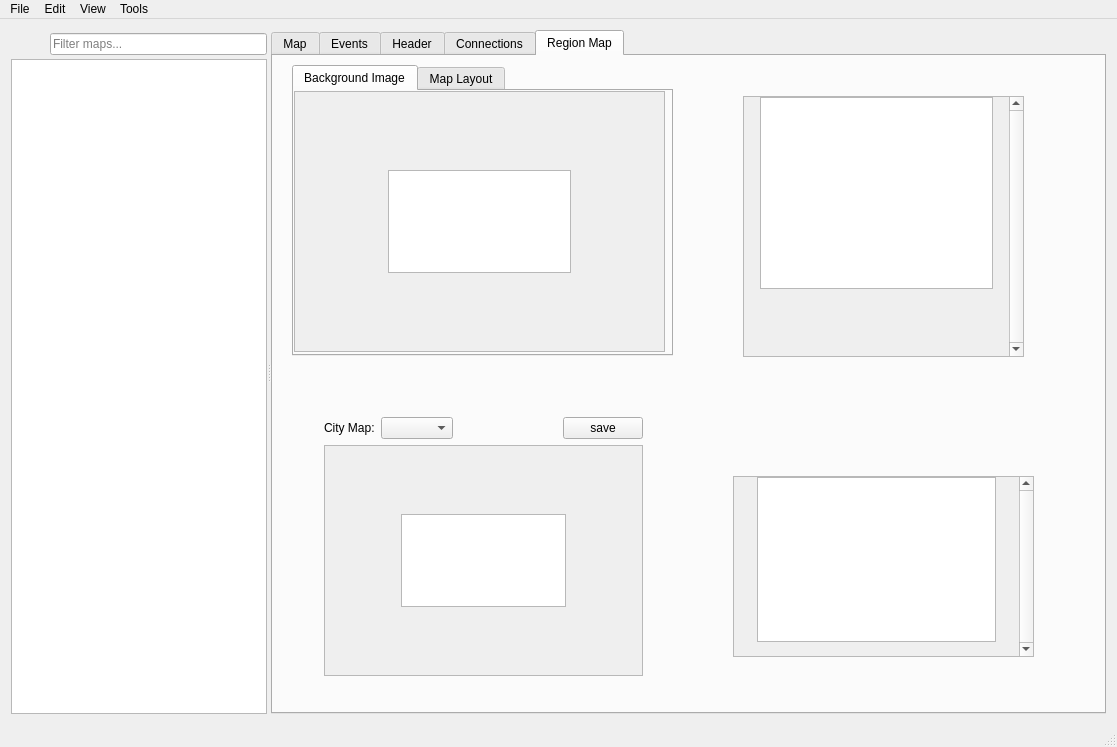
Qt form forms/mainwindow.ui (garakmon/porymap) before a commit.
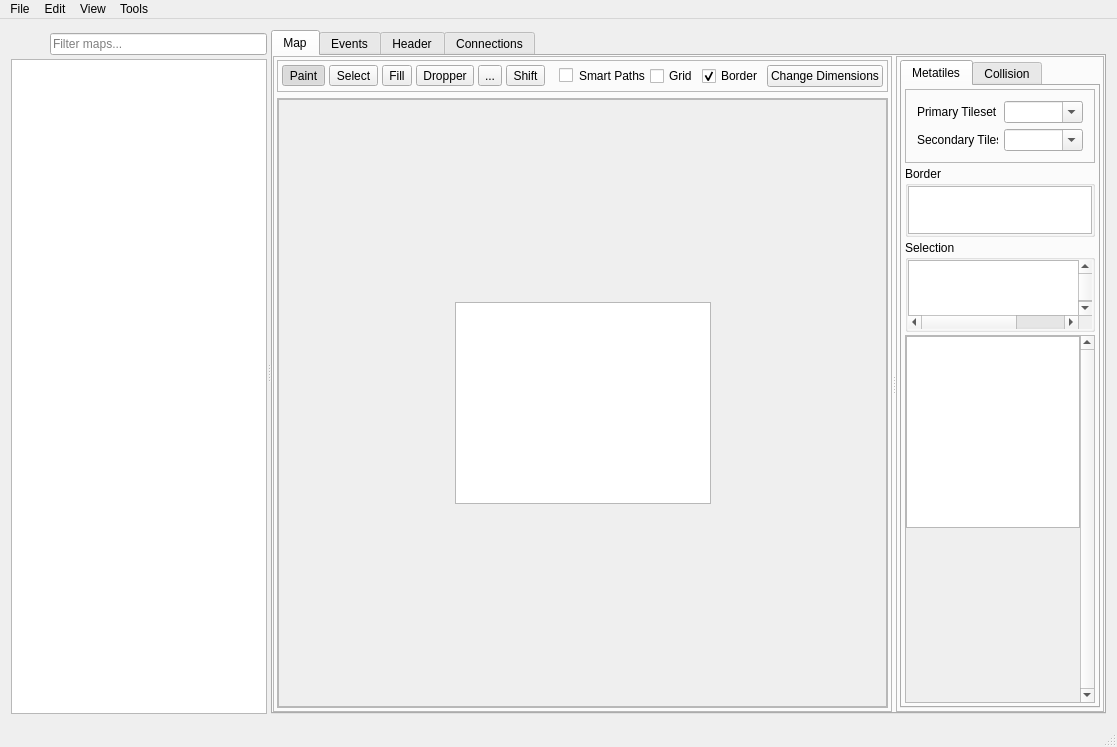
The same form after that commit. The open tabs and pages were chosen to show the change. Icons and pictures are not drawn. Custom widgets are drawn as their Qt base class.

Commit message: move region map editor to its own window

```diff
--- a/forms/mainwindow.ui
+++ b/forms/mainwindow.ui
@@ -2470,839 +2470,6 @@
          </item>
         </layout>
        </widget>
-       <widget class="QWidget" name="tab">
-        <attribute name="title">
-         <string>Region Map</string>
-        </attribute>
-        <widget class="QScrollArea" name="scrollArea_CM_Metatiles">
-         <property name="geometry">
-          <rect>
-           <x>460</x>
-           <y>420</y>
-           <width>301</width>
-           <height>181</height>
-          </rect>
-         </property>
-         <property name="sizePolicy">
-          <sizepolicy hsizetype="Preferred" vsizetype="Expanding">
-           <horstretch>0</horstretch>
-           <verstretch>0</verstretch>
-          </sizepolicy>
-         </property>
-         <property name="verticalScrollBarPolicy">
-          <enum>Qt::ScrollBarAlwaysOn</enum>
-         </property>
-         <property name="horizontalScrollBarPolicy">
-          <enum>Qt::ScrollBarAsNeeded</enum>
-         </property>
-         <property name="sizeAdjustPolicy">
-          <enum>QAbstractScrollArea::AdjustIgnored</enum>
-         </property>
-         <property name="widgetResizable">
-          <bool>true</bool>
-         </property>
-         <property name="alignment">
-          <set>Qt::AlignHCenter|Qt::AlignTop</set>
-         </property>
-         <widget class="QWidget" name="scrollAreaWidgetContents_CM_Metatiles">
-          <property name="enabled">
-           <bool>true</bool>
-          </property>
-          <property name="geometry">
-           <rect>
-            <x>8</x>
-            <y>0</y>
-            <width>283</width>
-            <height>179</height>
-           </rect>
-          </property>
-          <property name="sizePolicy">
-           <sizepolicy hsizetype="Preferred" vsizetype="Preferred">
-            <horstretch>0</horstretch>
-            <verstretch>0</verstretch>
-           </sizepolicy>
-          </property>
-          <layout class="QGridLayout" name="gridLayout_15">
-           <property name="sizeConstraint">
-            <enum>QLayout::SetDefaultConstraint</enum>
-           </property>
-           <property name="leftMargin">
-            <number>0</number>
-           </property>
-           <property name="topMargin">
-            <number>0</number>
-           </property>
-           <property name="rightMargin">
-            <number>0</number>
-           </property>
-           <property name="bottomMargin">
-            <number>0</number>
-           </property>
-           <property name="spacing">
-            <number>0</number>
-           </property>
-           <item row="1" column="1">
-            <spacer name="verticalSpacer_CMM_South">
-             <property name="orientation">
-              <enum>Qt::Vertical</enum>
-             </property>
-             <property name="sizeHint" stdset="0">
-              <size>
-               <width>20</width>
-               <height>40</height>
-              </size>
-             </property>
-            </spacer>
-           </item>
-           <item row="0" column="1">
-            <widget class="QGraphicsView" name="graphicsView_City_Map_Tiles">
-             <property name="enabled">
-              <bool>true</bool>
-             </property>
-             <property name="sizePolicy">
-              <sizepolicy hsizetype="Preferred" vsizetype="Preferred">
-               <horstretch>0</horstretch>
-               <verstretch>0</verstretch>
-              </sizepolicy>
-             </property>
-             <property name="verticalScrollBarPolicy">
-              <enum>Qt::ScrollBarAlwaysOff</enum>
-             </property>
-             <property name="horizontalScrollBarPolicy">
-              <enum>Qt::ScrollBarAlwaysOff</enum>
-             </property>
-             <property name="sizeAdjustPolicy">
-              <enum>QAbstractScrollArea::AdjustIgnored</enum>
-             </property>
-            </widget>
-           </item>
-           <item row="0" column="0">
-            <spacer name="horizontalSpacer_CMM_West">
-             <property name="orientation">
-              <enum>Qt::Horizontal</enum>
-             </property>
-             <property name="sizeHint" stdset="0">
-              <size>
-               <width>40</width>
-               <height>20</height>
-              </size>
-             </property>
-            </spacer>
-           </item>
-           <item row="0" column="2">
-            <spacer name="horizontalSpacer_CMM_East">
-             <property name="orientation">
-              <enum>Qt::Horizontal</enum>
-             </property>
-             <property name="sizeHint" stdset="0">
-              <size>
-               <width>40</width>
-               <height>20</height>
-              </size>
-             </property>
-            </spacer>
-           </item>
-          </layout>
-         </widget>
-        </widget>
-        <widget class="QTabWidget" name="tabWidget_Region_Map">
-         <property name="geometry">
-          <rect>
-           <x>19</x>
-           <y>9</y>
-           <width>381</width>
-           <height>291</height>
-          </rect>
-         </property>
-         <property name="currentIndex">
-          <number>0</number>
-         </property>
-         <widget class="QWidget" name="tab_RM_BkgImg">
-          <attribute name="title">
-           <string>Background Image</string>
-          </attribute>
-          <widget class="QScrollArea" name="scrollArea_RM_BkgImg">
-           <property name="geometry">
-            <rect>
-             <x>0</x>
-             <y>0</y>
-             <width>371</width>
-             <height>261</height>
-            </rect>
-           </property>
-           <property name="sizePolicy">
-            <sizepolicy hsizetype="Expanding" vsizetype="Expanding">
-             <horstretch>1</horstretch>
-             <verstretch>0</verstretch>
-            </sizepolicy>
-           </property>
-           <property name="widgetResizable">
-            <bool>true</bool>
-           </property>
-           <widget class="QWidget" name="scrollAreaWidgetContents_8">
-            <property name="geometry">
-             <rect>
-              <x>0</x>
-              <y>0</y>
-              <width>369</width>
-              <height>259</height>
-             </rect>
-            </property>
-            <layout class="QGridLayout" name="gridLayout_18">
-             <property name="leftMargin">
-              <number>0</number>
-             </property>
-             <property name="topMargin">
-              <number>0</number>
-             </property>
-             <property name="rightMargin">
-              <number>0</number>
-             </property>
-             <property name="bottomMargin">
-              <number>0</number>
-             </property>
-             <property name="spacing">
-              <number>0</number>
-             </property>
-             <item row="1" column="1">
-              <widget class="QGraphicsView" name="graphicsView_Region_Map_BkgImg">
-               <property name="sizePolicy">
-                <sizepolicy hsizetype="Expanding" vsizetype="Expanding">
-                 <horstretch>0</horstretch>
-                 <verstretch>0</verstretch>
-                </sizepolicy>
-               </property>
-               <property name="mouseTracking">
-                <bool>false</bool>
-               </property>
-               <property name="autoFillBackground">
-                <bool>false</bool>
-               </property>
-               <property name="sizeAdjustPolicy">
-                <enum>QAbstractScrollArea::AdjustIgnored</enum>
-               </property>
-               <property name="dragMode">
-                <enum>QGraphicsView::NoDrag</enum>
-               </property>
-              </widget>
-             </item>
-             <item row="1" column="0">
-              <spacer name="horizontalSpacer_RMBI_West">
-               <property name="orientation">
-                <enum>Qt::Horizontal</enum>
-               </property>
-               <property name="sizeHint" stdset="0">
-                <size>
-                 <width>166</width>
-                 <height>16</height>
-                </size>
-               </property>
-              </spacer>
-             </item>
-             <item row="2" column="1">
-              <spacer name="verticalSpacer_RMBI_South">
-               <property name="orientation">
-                <enum>Qt::Vertical</enum>
-               </property>
-               <property name="sizeHint" stdset="0">
-                <size>
-                 <width>16</width>
-                 <height>166</height>
-                </size>
-               </property>
-              </spacer>
-             </item>
-             <item row="1" column="2">
-              <spacer name="horizontalSpacer_RMBI_East">
-               <property name="orientation">
-                <enum>Qt::Horizontal</enum>
-               </property>
-               <property name="sizeHint" stdset="0">
-                <size>
-                 <width>166</width>
-                 <height>16</height>
-                </size>
-               </property>
-              </spacer>
-             </item>
-             <item row="0" column="1">
-              <spacer name="verticalSpacer_RMBI_North">
-               <property name="orientation">
-                <enum>Qt::Vertical</enum>
-               </property>
-               <property name="sizeHint" stdset="0">
-                <size>
-                 <width>16</width>
-                 <height>166</height>
-                </size>
-               </property>
-              </spacer>
-             </item>
-            </layout>
-           </widget>
-          </widget>
-         </widget>
-         <widget class="QWidget" name="tab_RM_Layout">
-          <attribute name="title">
-           <string>Map Layout</string>
-          </attribute>
-          <widget class="QScrollArea" name="scrollArea_RM_Layout">
-           <property name="geometry">
-            <rect>
-             <x>0</x>
-             <y>0</y>
-             <width>371</width>
-             <height>261</height>
-            </rect>
-           </property>
-           <property name="sizePolicy">
-            <sizepolicy hsizetype="Expanding" vsizetype="Expanding">
-             <horstretch>1</horstretch>
-             <verstretch>0</verstretch>
-            </sizepolicy>
-           </property>
-           <property name="widgetResizable">
-            <bool>true</bool>
-           </property>
-           <widget class="QWidget" name="scrollAreaWidgetContents_9">
-            <property name="geometry">
-             <rect>
-              <x>0</x>
-              <y>0</y>
-              <width>369</width>
-              <height>259</height>
-             </rect>
-            </property>
-            <layout class="QGridLayout" name="gridLayout_19">
-             <property name="leftMargin">
-              <number>0</number>
-             </property>
-             <property name="topMargin">
-              <number>0</number>
-             </property>
-             <property name="rightMargin">
-              <number>0</number>
-             </property>
-             <property name="bottomMargin">
-              <number>0</number>
-             </property>
-             <property name="spacing">
-              <number>0</number>
-             </property>
-             <item row="1" column="1">
-              <widget class="QGraphicsView" name="graphicsView_Region_Map_Layout">
-               <property name="sizePolicy">
-                <sizepolicy hsizetype="Expanding" vsizetype="Expanding">
-                 <horstretch>0</horstretch>
-                 <verstretch>0</verstretch>
-                </sizepolicy>
-               </property>
-               <property name="mouseTracking">
-                <bool>false</bool>
-               </property>
-               <property name="autoFillBackground">
-                <bool>false</bool>
-               </property>
-               <property name="sizeAdjustPolicy">
-                <enum>QAbstractScrollArea::AdjustIgnored</enum>
-               </property>
-               <property name="dragMode">
-                <enum>QGraphicsView::NoDrag</enum>
-               </property>
-              </widget>
-             </item>
-             <item row="1" column="0">
-              <spacer name="horizontalSpacer_RML_West">
-               <property name="orientation">
-                <enum>Qt::Horizontal</enum>
-               </property>
-               <property name="sizeHint" stdset="0">
-                <size>
-                 <width>166</width>
-                 <height>16</height>
-                </size>
-               </property>
-              </spacer>
-             </item>
-             <item row="2" column="1">
-              <spacer name="verticalSpacer_RML_South">
-               <property name="orientation">
-                <enum>Qt::Vertical</enum>
-               </property>
-               <property name="sizeHint" stdset="0">
-                <size>
-                 <width>16</width>
-                 <height>166</height>
-                </size>
-               </property>
-              </spacer>
-             </item>
-             <item row="1" column="2">
-              <spacer name="horizontalSpacer_RML_East">
-               <property name="orientation">
-                <enum>Qt::Horizontal</enum>
-               </property>
-               <property name="sizeHint" stdset="0">
-                <size>
-                 <width>166</width>
-                 <height>16</height>
-                </size>
-               </property>
-              </spacer>
-             </item>
-             <item row="0" column="1">
-              <spacer name="verticalSpacer_RML_North">
-               <property name="orientation">
-                <enum>Qt::Vertical</enum>
-               </property>
-               <property name="sizeHint" stdset="0">
-                <size>
-                 <width>16</width>
-                 <height>166</height>
-                </size>
-               </property>
-              </spacer>
-             </item>
-            </layout>
-           </widget>
-          </widget>
-         </widget>
-        </widget>
-        <widget class="QStackedWidget" name="stackedWidget_RM_Options">
-         <property name="geometry">
-          <rect>
-           <x>440</x>
-           <y>20</y>
-           <width>351</width>
-           <height>291</height>
-          </rect>
-         </property>
-         <property name="currentIndex">
-          <number>0</number>
-         </property>
-         <widget class="QWidget" name="page_RM_BkgImg_Options">
-          <widget class="QScrollArea" name="scrollArea_RM_Metatiles">
-           <property name="geometry">
-            <rect>
-             <x>30</x>
-             <y>20</y>
-             <width>281</width>
-             <height>261</height>
-            </rect>
-           </property>
-           <property name="sizePolicy">
-            <sizepolicy hsizetype="Preferred" vsizetype="Expanding">
-             <horstretch>0</horstretch>
-             <verstretch>0</verstretch>
-            </sizepolicy>
-           </property>
-           <property name="verticalScrollBarPolicy">
-            <enum>Qt::ScrollBarAlwaysOn</enum>
-           </property>
-           <property name="horizontalScrollBarPolicy">
-            <enum>Qt::ScrollBarAsNeeded</enum>
-           </property>
-           <property name="sizeAdjustPolicy">
-            <enum>QAbstractScrollArea::AdjustIgnored</enum>
-           </property>
-           <property name="widgetResizable">
-            <bool>true</bool>
-           </property>
-           <property name="alignment">
-            <set>Qt::AlignHCenter|Qt::AlignTop</set>
-           </property>
-           <widget class="QWidget" name="scrollAreaWidgetContents_RM_Metatiles">
-            <property name="enabled">
-             <bool>true</bool>
-            </property>
-            <property name="geometry">
-             <rect>
-              <x>8</x>
-              <y>0</y>
-              <width>263</width>
-              <height>259</height>
-             </rect>
-            </property>
-            <property name="sizePolicy">
-             <sizepolicy hsizetype="Preferred" vsizetype="Preferred">
-              <horstretch>0</horstretch>
-              <verstretch>0</verstretch>
-             </sizepolicy>
-            </property>
-            <layout class="QGridLayout" name="gridLayout_21">
-             <property name="sizeConstraint">
-              <enum>QLayout::SetDefaultConstraint</enum>
-             </property>
-             <property name="leftMargin">
-              <number>0</number>
-             </property>
-             <property name="topMargin">
-              <number>0</number>
-             </property>
-             <property name="rightMargin">
-              <number>0</number>
-             </property>
-             <property name="bottomMargin">
-              <number>0</number>
-             </property>
-             <property name="spacing">
-              <number>0</number>
-             </property>
-             <item row="1" column="1">
-              <spacer name="verticalSpacer_RMM_South">
-               <property name="orientation">
-                <enum>Qt::Vertical</enum>
-               </property>
-               <property name="sizeHint" stdset="0">
-                <size>
-                 <width>20</width>
-                 <height>40</height>
-                </size>
-               </property>
-              </spacer>
-             </item>
-             <item row="0" column="1">
-              <widget class="QGraphicsView" name="graphicsView_RegionMap_Tiles">
-               <property name="enabled">
-                <bool>true</bool>
-               </property>
-               <property name="sizePolicy">
-                <sizepolicy hsizetype="Preferred" vsizetype="Preferred">
-                 <horstretch>0</horstretch>
-                 <verstretch>0</verstretch>
-                </sizepolicy>
-               </property>
-               <property name="verticalScrollBarPolicy">
-                <enum>Qt::ScrollBarAlwaysOff</enum>
-               </property>
-               <property name="horizontalScrollBarPolicy">
-                <enum>Qt::ScrollBarAlwaysOff</enum>
-               </property>
-               <property name="sizeAdjustPolicy">
-                <enum>QAbstractScrollArea::AdjustIgnored</enum>
-               </property>
-              </widget>
-             </item>
-             <item row="0" column="0">
-              <spacer name="horizontalSpacer_RMM_West">
-               <property name="orientation">
-                <enum>Qt::Horizontal</enum>
-               </property>
-               <property name="sizeHint" stdset="0">
-                <size>
-                 <width>40</width>
-                 <height>20</height>
-                </size>
-               </property>
-              </spacer>
-             </item>
-             <item row="0" column="2">
-              <spacer name="horizontalSpacer_RMM_East">
-               <property name="orientation">
-                <enum>Qt::Horizontal</enum>
-               </property>
-               <property name="sizeHint" stdset="0">
-                <size>
-                 <width>40</width>
-                 <height>20</height>
-                </size>
-               </property>
-              </spacer>
-             </item>
-            </layout>
-           </widget>
-          </widget>
-         </widget>
-         <widget class="QWidget" name="page_RM_Layout_Options">
-          <widget class="QFrame" name="frame_RM_Options">
-           <property name="enabled">
-            <bool>false</bool>
-           </property>
-           <property name="geometry">
-            <rect>
-             <x>10</x>
-             <y>30</y>
-             <width>331</width>
-             <height>211</height>
-            </rect>
-           </property>
-           <property name="sizePolicy">
-            <sizepolicy hsizetype="Expanding" vsizetype="Expanding">
-             <horstretch>0</horstretch>
-             <verstretch>0</verstretch>
-            </sizepolicy>
-           </property>
-           <property name="frameShape">
-            <enum>QFrame::StyledPanel</enum>
-           </property>
-           <property name="frameShadow">
-            <enum>QFrame::Raised</enum>
-           </property>
-           <widget class="QPushButton" name="pushButton_RM_Options_save">
-            <property name="geometry">
-             <rect>
-              <x>210</x>
-              <y>170</y>
-              <width>107</width>
-              <height>32</height>
-             </rect>
-            </property>
-            <property name="text">
-             <string>Set Values</string>
-            </property>
-           </widget>
-           <widget class="QWidget" name="">
-            <property name="geometry">
-             <rect>
-              <x>13</x>
-              <y>11</y>
-              <width>301</width>
-              <height>111</height>
-             </rect>
-            </property>
-            <layout class="QGridLayout" name="gridLayout_22">
-             <item row="0" column="0">
-              <widget class="QLabel" name="label_RM_MapSection">
-               <property name="text">
-                <string>Map Section</string>
-               </property>
-              </widget>
-             </item>
-             <item row="0" column="1">
-              <widget class="QComboBox" name="comboBox_RM_ConnectedMap">
-               <property name="toolTip">
-                <string>&lt;html&gt;&lt;head/&gt;&lt;body&gt;&lt;p&gt;The section of the region map which the map is grouped under. This also determines the name of the map that is display when the player enters it.&lt;/p&gt;&lt;/body&gt;&lt;/html&gt;</string>
-               </property>
-               <property name="editable">
-                <bool>true</bool>
-               </property>
-              </widget>
-             </item>
-             <item row="1" column="0">
-              <widget class="QLabel" name="label_RM_MapName">
-               <property name="text">
-                <string>Map Name</string>
-               </property>
-              </widget>
-             </item>
-             <item row="1" column="1">
-              <widget class="QLineEdit" name="lineEdit_RM_MapName"/>
-             </item>
-             <item row="2" column="0">
-              <widget class="QLabel" name="label_RM_CityMap">
-               <property name="text">
-                <string>City Map</string>
-               </property>
-              </widget>
-             </item>
-             <item row="2" column="1">
-              <widget class="QComboBox" name="comboBox_RM_CityMap">
-               <property name="toolTip">
-                <string>&lt;html&gt;&lt;head/&gt;&lt;body&gt;&lt;p&gt;The map type is a general attribute, which is used for many different things. For example. it determines whether biking or running is allowed.&lt;/p&gt;&lt;/body&gt;&lt;/html&gt;</string>
-               </property>
-               <property name="editable">
-                <bool>true</bool>
-               </property>
-              </widget>
-             </item>
-            </layout>
-           </widget>
-           <widget class="QWidget" name="">
-            <property name="geometry">
-             <rect>
-              <x>20</x>
-              <y>130</y>
-              <width>121</width>
-              <height>26</height>
-             </rect>
-            </property>
-            <layout class="QHBoxLayout" name="horizontalLayout_RM_Options_xy">
-             <item>
-              <widget class="QLabel" name="label_RM_Options_x">
-               <property name="text">
-                <string>x</string>
-               </property>
-              </widget>
-             </item>
-             <item>
-              <widget class="QSpinBox" name="spinBox_RM_Options_x"/>
-             </item>
-             <item>
-              <widget class="QLabel" name="label_RM_Options_y">
-               <property name="text">
-                <string>y</string>
-               </property>
-              </widget>
-             </item>
-             <item>
-              <widget class="QSpinBox" name="spinBox_RM_Options_y"/>
-             </item>
-            </layout>
-           </widget>
-          </widget>
-         </widget>
-        </widget>
-        <widget class="QWidget" name="">
-         <property name="geometry">
-          <rect>
-           <x>40</x>
-           <y>350</y>
-           <width>341</width>
-           <height>281</height>
-          </rect>
-         </property>
-         <layout class="QVBoxLayout" name="verticalLayout_3">
-          <item>
-           <layout class="QHBoxLayout" name="horizontalLayout_8">
-            <item>
-             <widget class="QLabel" name="label">
-              <property name="text">
-               <string>City Map:</string>
-              </property>
-             </widget>
-            </item>
-            <item>
-             <widget class="QComboBox" name="comboBox_CityMap_picker"/>
-            </item>
-            <item>
-             <spacer name="horizontalSpacer_2">
-              <property name="orientation">
-               <enum>Qt::Horizontal</enum>
-              </property>
-              <property name="sizeHint" stdset="0">
-               <size>
-                <width>40</width>
-                <height>20</height>
-               </size>
-              </property>
-             </spacer>
-            </item>
-            <item>
-             <widget class="QPushButton" name="pushButton_CityMap_save">
-              <property name="text">
-               <string>save</string>
-              </property>
-             </widget>
-            </item>
-           </layout>
-          </item>
-          <item>
-           <widget class="QScrollArea" name="scrollArea_City_Map">
-            <property name="sizePolicy">
-             <sizepolicy hsizetype="Expanding" vsizetype="Expanding">
-              <horstretch>1</horstretch>
-              <verstretch>0</verstretch>
-             </sizepolicy>
-            </property>
-            <property name="widgetResizable">
-             <bool>true</bool>
-            </property>
-            <widget class="QWidget" name="scrollAreaWidgetContents_City_Map">
-             <property name="geometry">
-              <rect>
-               <x>0</x>
-               <y>0</y>
-               <width>337</width>
-               <height>235</height>
-              </rect>
-             </property>
-             <layout class="QGridLayout" name="gridLayout_20">
-              <property name="leftMargin">
-               <number>0</number>
-              </property>
-              <property name="topMargin">
-               <number>0</number>
-              </property>
-              <property name="rightMargin">
-               <number>0</number>
-              </property>
-              <property name="bottomMargin">
-               <number>0</number>
-              </property>
-              <property name="spacing">
-               <number>0</number>
-              </property>
-              <item row="1" column="1">
-               <widget class="QGraphicsView" name="graphicsView_City_Map">
-                <property name="sizePolicy">
-                 <sizepolicy hsizetype="Expanding" vsizetype="Expanding">
-                  <horstretch>0</horstretch>
-                  <verstretch>0</verstretch>
-                 </sizepolicy>
-                </property>
-                <property name="mouseTracking">
-                 <bool>false</bool>
-                </property>
-                <property name="autoFillBackground">
-                 <bool>false</bool>
-                </property>
-                <property name="sizeAdjustPolicy">
-                 <enum>QAbstractScrollArea::AdjustIgnored</enum>
-                </property>
-                <property name="dragMode">
-                 <enum>QGraphicsView::NoDrag</enum>
-                </property>
-               </widget>
-              </item>
-              <item row="1" column="0">
-               <spacer name="horizontalSpacer_CM_West">
-                <property name="orientation">
-                 <enum>Qt::Horizontal</enum>
-                </property>
-                <property name="sizeHint" stdset="0">
-                 <size>
-                  <width>166</width>
-                  <height>16</height>
-                 </size>
-                </property>
-               </spacer>
-              </item>
-              <item row="2" column="1">
-               <spacer name="verticalSpacer_CM_South">
-                <property name="orientation">
-                 <enum>Qt::Vertical</enum>
-                </property>
-                <property name="sizeHint" stdset="0">
-                 <size>
-                  <width>16</width>
-                  <height>166</height>
-                 </size>
-                </property>
-               </spacer>
-              </item>
-              <item row="1" column="2">
-               <spacer name="horizontalSpacer_CM_East">
-                <property name="orientation">
-                 <enum>Qt::Horizontal</enum>
-                </property>
-                <property name="sizeHint" stdset="0">
-                 <size>
-                  <width>166</width>
-                  <height>16</height>
-                 </size>
-                </property>
-               </spacer>
-              </item>
-              <item row="0" column="1">
-               <spacer name="verticalSpacer_CM_North">
-                <property name="orientation">
-                 <enum>Qt::Vertical</enum>
-                </property>
-                <property name="sizeHint" stdset="0">
-                 <size>
-                  <width>16</width>
-                  <height>166</height>
-                 </size>
-                </property>
-               </spacer>
-              </item>
-             </layout>
-            </widget>
-           </widget>
-          </item>
-         </layout>
-        </widget>
-       </widget>
       </widget>
      </widget>
     </item>
```
Left out of the diff: 6 changed lines with no effect on the pictures. The commit also changes 12 other files.
